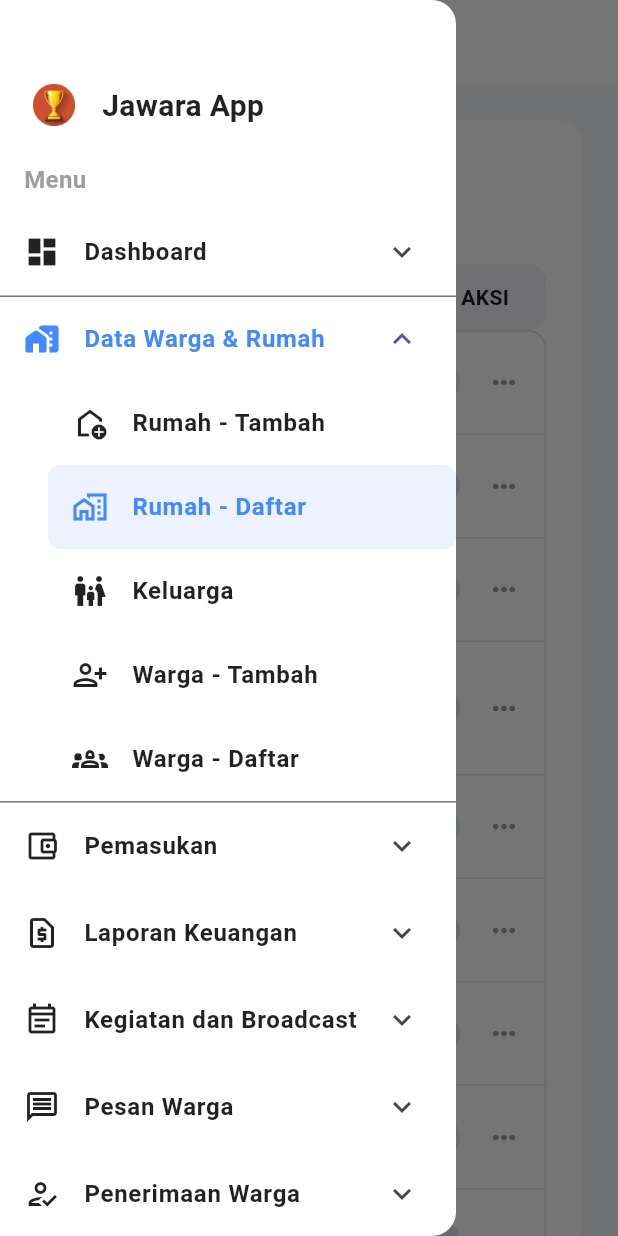
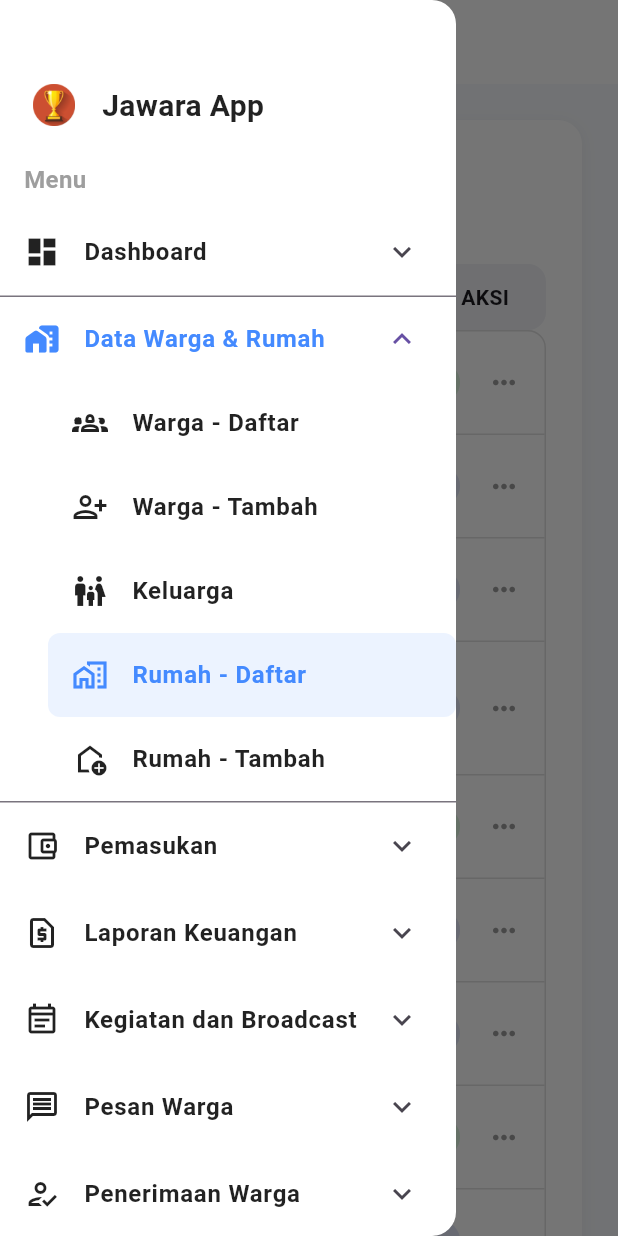
Before and after one commit to rockhubzz/Jawara, a Flutter app: the DaftarRumahPage screen opened by its route, with the side drawer open, on a phone screen of 412 x 824 dp. Run offline on Flutter 3.47's test engine with Material 3 defaults, Android fonts, the phone set to English and light mode, and no system bars; our stand-ins replace fl_chart, go_router, image_picker.

Commit message:
memperbaiki tata letak dan icon sidebar

```diff
--- a/lib/widgets/appDrawer.dart
+++ b/lib/widgets/appDrawer.dart
@@ -35,7 +35,9 @@ class AppDrawer extends StatelessWidget {
 
     // Tentukan submenu mana yang terbuka
     final bool isDashboardExpanded = currentPath.startsWith('/dashboard');
-    final bool isDataWargaExpanded = currentPath.startsWith('/data_warga_rumah');
+    final bool isDataWargaExpanded = currentPath.startsWith(
+      '/data_warga_rumah',
+    );
     final bool isPemasukanExpanded = currentPath.startsWith('/Pemasukan');
     final bool isPengeluaranExpanded = currentPath.startsWith('/Pengeluaran');
     final bool isKegiatanExpanded = currentPath.startsWith('/kegiatan');
@@ -133,14 +135,14 @@ class AppDrawer extends StatelessWidget {
             childrenPadding: const EdgeInsets.only(left: 32),
             children: [
               buildNavTile(
+                title: "Keuangan",
+                icon: Icons.account_balance_wallet,
+                route: '/dashboard/keuangan',
+              ),
+              buildNavTile(
                 title: "Kegiatan",
                 icon: Icons.directions_walk,
                 route: '/dashboard/kegiatan',
-              ),
-              buildNavTile(
-                title: "Keuangan",
-                icon: Icons.account_balance_wallet,
-                route: '/dashboard/keuangan',
               ),
               buildNavTile(
                 title: "Kependudukan",
@@ -167,9 +169,19 @@ class AppDrawer extends StatelessWidget {
             childrenPadding: const EdgeInsets.only(left: 32),
             children: [
               buildNavTile(
-                title: "Rumah - Tambah",
-                icon: Icons.add_home_outlined,
-                route: '/data_warga_rumah/tambahRumah',
+                title: "Warga - Daftar",
+                icon: Icons.groups_2_outlined,
+                route: '/data_warga_rumah/daftarWarga',
+              ),
+              buildNavTile(
+                title: "Warga - Tambah",
+                icon: Icons.person_add_alt_1_outlined,
+                route: '/data_warga_rumah/tambahWarga',
+              ),
+              buildNavTile(
+                title: "Keluarga",
+                icon: Icons.family_restroom_outlined,
+                route: '/data_warga_rumah/keluarga',
               ),
               buildNavTile(
                 title: "Rumah - Daftar",
@@ -177,19 +189,9 @@ class AppDrawer extends StatelessWidget {
                 route: '/data_warga_rumah/daftarRumah',
               ),
               buildNavTile(
-                title: "Keluarga",
-                icon: Icons.family_restroom_outlined,
-                route: '/data_warga_rumah/keluarga',
-              ),
-              buildNavTile(
-                title: "Warga - Tambah",
-                icon: Icons.person_add_alt_1_outlined,
-                route: '/data_warga_rumah/tambahWarga',
-              ),
-              buildNavTile(
-                title: "Warga - Daftar",
-                icon: Icons.groups_2_outlined,
-                route: '/data_warga_rumah/daftarWarga',
+                title: "Rumah - Tambah",
+                icon: Icons.add_home_outlined,
+                route: '/data_warga_rumah/tambahRumah',
               ),
             ],
           ),
@@ -198,8 +200,7 @@ class AppDrawer extends StatelessWidget {
           ExpansionTile(
             initiallyExpanded: isPemasukanExpanded,
             leading: Icon(
-              Icons
-                  .account_balance_wallet_outlined,
+              Icons.account_balance_wallet_outlined,
               color: isPemasukanExpanded ? activeColor : inactiveColor,
             ),
             title: Text(
@@ -212,14 +213,14 @@ class AppDrawer extends StatelessWidget {
             childrenPadding: const EdgeInsets.only(left: 32),
             children: [
               buildNavTile(
+                title: "Kategori Iuran",
+                icon: Icons.category_outlined,
+                route: '/Pemasukan/kategoriIuran',
+              ),
+              buildNavTile(
                 title: "Tagih Iuran",
                 icon: Icons.attach_money_outlined,
                 route: '/Pemasukan/tagihIuran',
-              ),
-              buildNavTile(
-                title: "Kategori Iuran",
-                icon: Icons.category_outlined,
-                route: '/Pemasukan/kategoriIuran',
               ),
               buildNavTile(
                 title: "Tagihan",
@@ -228,12 +229,12 @@ class AppDrawer extends StatelessWidget {
               ),
               buildNavTile(
                 title: "Pemasukan Lain - Daftar",
-                icon: Icons.payments_outlined,
+                icon: Icons.list_alt_outlined,
                 route: '/Pemasukan/PemasukanLainDaftar',
               ),
               buildNavTile(
                 title: "Pemasukan Lain - Tambah",
-                icon: Icons.payments_outlined,
+                icon: Icons.add_card_outlined,
                 route: '/Pemasukan/PemasukanLainTambah',
               ),
             ],
@@ -257,20 +258,20 @@ class AppDrawer extends StatelessWidget {
             children: [
               buildNavTile(
                 // context: context,
+                title: "Semua Pemasukan",
+                icon: Icons.trending_up_outlined,
+                route: '/laporanKeuangan/semuaPemasukan',
+              ),
+              buildNavTile(
+                // context: context,
                 title: "Semua Pengeluaran",
-                icon: Icons.payments_outlined,
+                icon: Icons.trending_down_outlined,
                 route: '/laporanKeuangan/semuaPengeluaran',
               ),
               buildNavTile(
                 // context: context,
-                title: "Semua Pemasukan",
-                icon: Icons.payments_outlined,
-                route: '/laporanKeuangan/semuaPemasukan',
-              ),
-              buildNavTile(
-                // context: context,
                 title: "Cetak Laporan",
-                icon: Icons.print_outlined,
+                icon: Icons.picture_as_pdf_outlined,
                 route: '/laporanKeuangan/cetakLaporan',
               ),
             ],
```
